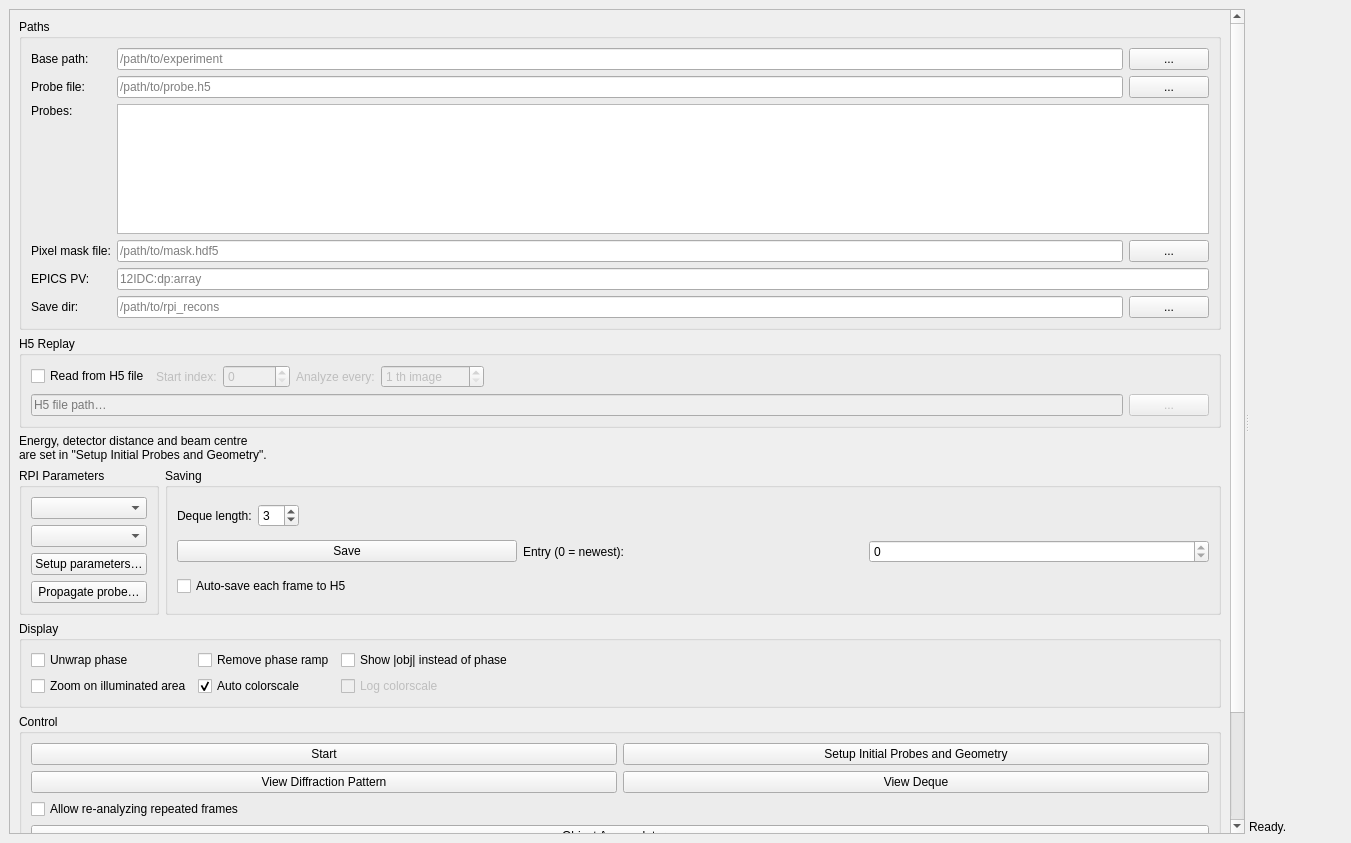
Before: the Qt Designer form rpi_live_gui.ui in jooneal225/live_RPI_viewer, drawn with Qt 5.
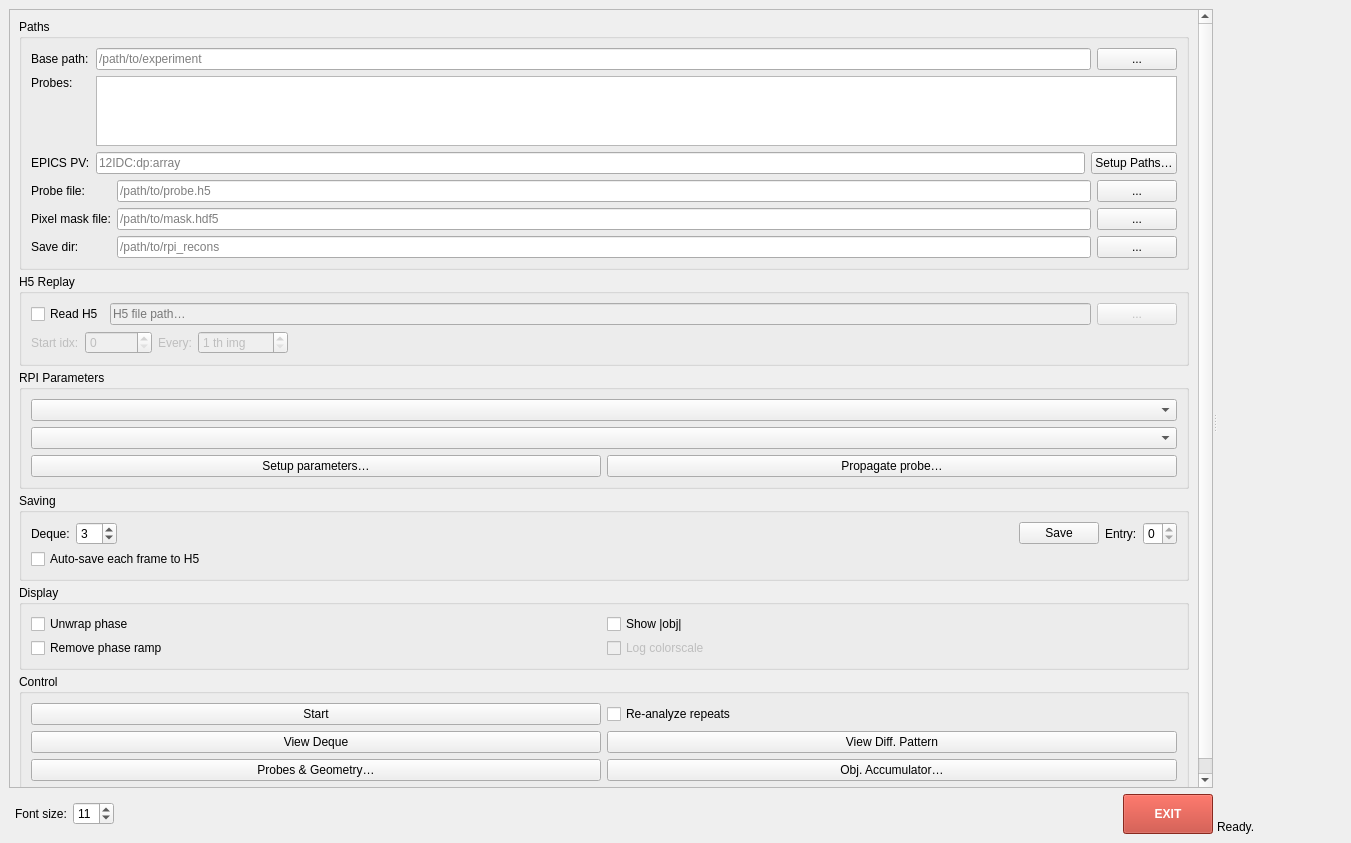
After: the same form once the commit is applied.

Patch:
```diff
--- a/rpi_live_gui.ui
+++ b/rpi_live_gui.ui
@@ -20,6 +20,21 @@
       <property name="orientation">
        <enum>Qt::Horizontal</enum>
       </property>
+      <widget class="QWidget" name="leftPane">
+       <layout class="QVBoxLayout" name="leftPaneLayout">
+        <property name="leftMargin">
+         <number>0</number>
+        </property>
+        <property name="topMargin">
+         <number>0</number>
+        </property>
+        <property name="rightMargin">
+         <number>0</number>
+        </property>
+        <property name="bottomMargin">
+         <number>0</number>
+        </property>
+        <item>
       <widget class="QScrollArea" name="scrollArea">
        <property name="widgetResizable">
         <bool>true</bool>
@@ -34,6 +49,9 @@
          </rect>
         </property>
         <layout class="QVBoxLayout" name="leftVLayout">
+            <property name="spacing">
+             <number>4</number>
+            </property>
          <item>
           <widget class="QGroupBox" name="paths_group">
            <property name="title">
@@ -69,31 +87,6 @@
              </layout>
             </item>
             <item row="1" column="0">
-             <widget class="QLabel" name="label_probe">
-              <property name="text">
-               <string>Probe file:</string>
-              </property>
-             </widget>
-            </item>
-            <item row="1" column="1">
-             <layout class="QHBoxLayout" name="probe_hl">
-              <item>
-               <widget class="QLineEdit" name="probe_file_edit">
-                <property name="placeholderText">
-                 <string>/path/to/probe.h5</string>
-                </property>
-               </widget>
-              </item>
-              <item>
-               <widget class="QPushButton" name="probe_browse_btn">
-                <property name="text">
-                 <string>...</string>
-                </property>
-               </widget>
-              </item>
-             </layout>
-            </item>
-            <item row="2" column="0">
              <widget class="QLabel" name="label_probe_list">
               <property name="text">
                <string>Probes:</string>
@@ -103,27 +96,88 @@
               </property>
              </widget>
             </item>
-            <item row="2" column="1">
+               <item row="1" column="1">
              <widget class="QListWidget" name="probe_list_widget">
               <property name="maximumSize">
                <size>
                 <width>16777215</width>
-                <height>130</height>
+                   <height>76</height>
                </size>
               </property>
               <property name="toolTip">
-               <string>Registered probes. Bold = currently in use. Greyed = not loaded from disk yet (use &quot;Setup Initial Probes and Geometry&quot; → &quot;Load registered probes&quot;). Click a loaded probe to switch to it.</string>
+                  <string>Registered probes. Bold = currently in use. Greyed = not loaded from disk yet (use "Probes &amp; Geometry…" → "Load registered probes"). Click a loaded probe to switch to it.</string>
               </property>
              </widget>
             </item>
-            <item row="3" column="0">
+               <item row="2" column="0">
+                <widget class="QLabel" name="label_pv">
+                 <property name="text">
+                  <string>EPICS PV:</string>
+                 </property>
+                </widget>
+               </item>
+               <item row="2" column="1">
+                <layout class="QHBoxLayout" name="pv_hl"><item><widget class="QLineEdit" name="pv_name_edit">
+                 <property name="placeholderText">
+                  <string>12IDC:dp:array</string>
+                 </property>
+                </widget></item><item><widget class="QPushButton" name="setup_paths_btn">
+                 <property name="text">
+                  <string>Setup Paths…</string>
+                 </property>
+                 <property name="toolTip">
+                  <string>Probe file, pixel mask file and save directory.</string>
+                 </property>
+                </widget></item></layout>
+               </item>
+               <item row="3" column="0" colspan="2">
+                <widget class="QWidget" name="paths_more_widget">
+                 <layout class="QFormLayout" name="paths_more_form">
+                  <property name="leftMargin">
+                   <number>0</number>
+                  </property>
+                  <property name="topMargin">
+                   <number>0</number>
+                  </property>
+                  <property name="rightMargin">
+                   <number>0</number>
+                  </property>
+                  <property name="bottomMargin">
+                   <number>0</number>
+                  </property>
+                  <item row="0" column="0">
+                   <widget class="QLabel" name="label_probe">
+                    <property name="text">
+                     <string>Probe file:</string>
+                    </property>
+                   </widget>
+                  </item>
+                  <item row="0" column="1">
+                   <layout class="QHBoxLayout" name="probe_hl">
+                    <item>
+                     <widget class="QLineEdit" name="probe_file_edit">
+                      <property name="placeholderText">
+                       <string>/path/to/probe.h5</string>
+                      </property>
+                     </widget>
+                    </item>
+                    <item>
+                     <widget class="QPushButton" name="probe_browse_btn">
+                      <property name="text">
+                       <string>...</string>
+                      </property>
+                     </widget>
+                    </item>
+                   </layout>
+                  </item>
+                  <item row="1" column="0">
              <widget class="QLabel" name="label_mask">
               <property name="text">
                <string>Pixel mask file:</string>
               </property>
              </widget>
             </item>
-            <item row="3" column="1">
+                  <item row="1" column="1">
              <layout class="QHBoxLayout" name="mask_hl">
               <item>
                <widget class="QLineEdit" name="pixel_mask_file_edit">
@@ -141,28 +195,14 @@
               </item>
              </layout>
             </item>
-            <item row="4" column="0">
-             <widget class="QLabel" name="label_pv">
-              <property name="text">
-               <string>EPICS PV:</string>
-              </property>
-             </widget>
-            </item>
-            <item row="4" column="1">
-             <widget class="QLineEdit" name="pv_name_edit">
-              <property name="placeholderText">
-               <string>12IDC:dp:array</string>
-              </property>
-             </widget>
-            </item>
-            <item row="5" column="0">
+                  <item row="2" column="0">
              <widget class="QLabel" name="label_savedir">
               <property name="text">
                <string>Save dir:</string>
               </property>
              </widget>
             </item>
-            <item row="5" column="1">
+                  <item row="2" column="1">
              <layout class="QHBoxLayout" name="savedir_hl">
               <item>
                <widget class="QLineEdit" name="save_dir_edit">
@@ -183,6 +223,9 @@
            </layout>
           </widget>
          </item>
+              </layout>
+             </widget>
+            </item>
          <item>
           <widget class="QGroupBox" name="h5_group">
            <property name="title">
@@ -190,21 +233,48 @@
            </property>
            <layout class="QVBoxLayout" name="h5_vl">
             <item>
-             <layout class="QHBoxLayout" name="h5_top_hl">
+                <layout class="QHBoxLayout" name="h5_hl">
               <item>
                <widget class="QCheckBox" name="h5_check">
                 <property name="text">
-                 <string>Read from H5 file</string>
-                </property>
-               </widget>
-              </item>
+                    <string>Read H5</string>
+                   </property>
+                   <property name="toolTip">
+                    <string>Replay diffraction patterns from an H5 file instead of the EPICS PV.</string>
+                   </property>
+                  </widget>
+                 </item>
+                 <item>
+                  <widget class="QLineEdit" name="h5_file_edit">
+                   <property name="enabled">
+                    <bool>false</bool>
+                   </property>
+                   <property name="placeholderText">
+                    <string>H5 file path…</string>
+                   </property>
+                  </widget>
+                 </item>
+                 <item>
+                  <widget class="QPushButton" name="h5_browse_btn">
+                   <property name="enabled">
+                    <bool>false</bool>
+                   </property>
+                   <property name="text">
+                    <string>...</string>
+                   </property>
+                  </widget>
+                 </item>
+                </layout>
+               </item>
+               <item>
+                <layout class="QHBoxLayout" name="h5_top_hl">
               <item>
                <widget class="QLabel" name="label_h5_start">
                 <property name="enabled">
                  <bool>false</bool>
                 </property>
                 <property name="text">
-                 <string>Start index:</string>
+                    <string>Start idx:</string>
                 </property>
                </widget>
               </item>
@@ -230,7 +300,10 @@
                  <bool>false</bool>
                 </property>
                 <property name="text">
-                 <string>Analyze every:</string>
+                    <string>Every:</string>
+                   </property>
+                   <property name="toolTip">
+                    <string>Analyze only every k-th pattern in the file. 1 = every image (default).</string>
                 </property>
                </widget>
               </item>
@@ -242,11 +315,8 @@
                 <property name="toolTip">
                  <string>Analyze only every k-th pattern in the file. 1 = every image (default).</string>
                 </property>
-                <property name="prefix">
-                 <string/>
-                </property>
                 <property name="suffix">
-                 <string> th image</string>
+                    <string> th img</string>
                 </property>
                 <property name="minimum">
                  <number>1</number>
@@ -266,7 +336,7 @@
                 </property>
                 <property name="sizeHint" stdset="0">
                  <size>
-                  <width>40</width>
+                     <width>0</width>
                   <height>0</height>
                  </size>
                 </property>
@@ -274,74 +344,33 @@
               </item>
              </layout>
             </item>
-            <item>
-             <layout class="QHBoxLayout" name="h5_hl">
-              <item>
-               <widget class="QLineEdit" name="h5_file_edit">
-                <property name="enabled">
-                 <bool>false</bool>
-                </property>
-                <property name="placeholderText">
-                 <string>H5 file path…</string>
-                </property>
-               </widget>
-              </item>
-              <item>
-               <widget class="QPushButton" name="h5_browse_btn">
-                <property name="enabled">
-                 <bool>false</bool>
-                </property>
-                <property name="text">
-                 <string>...</string>
-                </property>
-               </widget>
-              </item>
-             </layout>
-            </item>
-           </layout>
-          </widget>
-         </item>
-         <item>
-          <layout class="QHBoxLayout" name="beamdet_hl">
-           <item>
-            <widget class="QLabel" name="geometry_hint_label">
-             <property name="text">
-              <string>Energy, detector distance and beam centre
-are set in &quot;Setup Initial Probes and Geometry&quot;.</string>
-             </property>
-             <property name="wordWrap">
-              <bool>true</bool>
-             </property>
-            </widget>
-           </item>
-          </layout>
-         </item>
-         <item>
-          <layout class="QHBoxLayout" name="rpi_saving_hl">
+              </layout>
+             </widget>
+            </item>
            <item>
             <widget class="QGroupBox" name="rpi_group">
              <property name="title">
               <string>RPI Parameters</string>
              </property>
-             <layout class="QVBoxLayout" name="rpi_group_layout">
-              <item>
+              <layout class="QGridLayout" name="rpi_group_layout">
+               <item row="0" column="0" colspan="2">
                <widget class="QComboBox" name="algo_combo"/>
               </item>
-              <item>
+               <item row="1" column="0" colspan="2">
                <widget class="QComboBox" name="res_mode_combo">
                 <property name="toolTip">
-                 <string>Selects which of the two stored object shapes is used. Edit both in &quot;Setup parameters…&quot;.</string>
+                  <string>Selects which of the two stored object shapes is used. Edit both in "Setup parameters…".</string>
                 </property>
                </widget>
               </item>
-              <item>
+               <item row="2" column="0">
                <widget class="QPushButton" name="setup_params_btn">
                 <property name="text">
                  <string>Setup parameters…</string>
                 </property>
                </widget>
               </item>
-              <item>
+               <item row="2" column="1">
                <widget class="QPushButton" name="propagate_probe_btn">
                 <property name="toolTip">
                  <string>Open the probe propagation window. The distance can be changed while a reconstruction is running; the new probe is picked up before the next frame.</string>
@@ -359,17 +388,18 @@
              <property name="title">
               <string>Saving</string>
              </property>
-             <layout class="QVBoxLayout" name="saving_vl">
-              <item>
-               <layout class="QHBoxLayout" name="deque_hl">
-                <item>
+              <layout class="QGridLayout" name="saving_vl">
+               <property name="verticalSpacing">
+                <number>4</number>
+               </property>
+               <item row="0" column="0">
                  <widget class="QLabel" name="label_deque">
                   <property name="text">
-                   <string>Deque length:</string>
+                  <string>Deque:</string>
                   </property>
                  </widget>
                 </item>
-                <item>
+               <item row="0" column="1">
                  <widget class="QSpinBox" name="deque_length_spin">
                   <property name="minimum">
                    <number>1</number>
@@ -382,47 +412,50 @@
                   </property>
                  </widget>
                 </item>
-                <item>
+               <item row="0" column="2">
                  <spacer name="deque_spacer">
                   <property name="orientation">
                    <enum>Qt::Horizontal</enum>
                   </property>
                   <property name="sizeHint" stdset="0">
                    <size>
-                    <width>40</width>
+                   <width>0</width>
                     <height>0</height>
                    </size>
                   </property>
                  </spacer>
                 </item>
-               </layout>
-              </item>
-              <item>
-               <layout class="QHBoxLayout" name="save_entry_hl">
-                <item>
+               <item row="0" column="3">
                  <widget class="QPushButton" name="save_btn">
                   <property name="text">
                    <string>Save</string>
                   </property>
-                 </widget>
-                </item>
-                <item>
+                 <property name="toolTip">
+                  <string>Save the deque entry chosen on the right.</string>
+                 </property>
+                </widget>
+               </item>
+               <item row="0" column="4">
                  <widget class="QLabel" name="label_saveentry">
                   <property name="text">
-                   <string>Entry (0 = newest):</string>
+                  <string>Entry:</string>
+                 </property>
+                 <property name="toolTip">
+                  <string>Deque entry to save; 0 = newest.</string>
                   </property>
                  </widget>
                 </item>
-                <item>
+               <item row="0" column="5">
                  <widget class="QSpinBox" name="save_entry_spin">
                   <property name="maximum">
                    <number>0</number>
                   </property>
-                 </widget>
-                </item>
-               </layout>
-              </item>
-              <item>
+                 <property name="toolTip">
+                  <string>Deque entry to save; 0 = newest.</string>
+                 </property>
+                </widget>
+               </item>
+               <item row="1" column="0" colspan="6">
                <widget class="QCheckBox" name="autosave_check">
                 <property name="text">
                  <string>Auto-save each frame to H5</string>
@@ -432,14 +465,15 @@
              </layout>
             </widget>
            </item>
-          </layout>
-         </item>
          <item>
           <widget class="QGroupBox" name="display_group">
            <property name="title">
             <string>Display</string>
            </property>
            <layout class="QGridLayout" name="display_grid">
+               <property name="verticalSpacing">
+                <number>4</number>
+               </property>
             <item row="0" column="0">
              <widget class="QCheckBox" name="unwrap_check">
               <property name="toolTip">
@@ -451,6 +485,16 @@
              </widget>
             </item>
             <item row="0" column="1">
+                <widget class="QCheckBox" name="abs_check">
+                 <property name="toolTip">
+                  <string>Display np.abs(obj) instead of np.angle(obj).</string>
+                 </property>
+                 <property name="text">
+                  <string>Show |obj|</string>
+                 </property>
+                </widget>
+               </item>
+               <item row="1" column="0">
              <widget class="QCheckBox" name="ramp_check">
               <property name="toolTip">
                <string>Fit and subtract a linear phase ramp using only the illuminated area; pixels outside are left untouched.</string>
@@ -460,40 +504,7 @@
               </property>
              </widget>
             </item>
-            <item row="0" column="2">
-             <widget class="QCheckBox" name="abs_check">
-              <property name="toolTip">
-               <string>Display np.abs(obj) instead of np.angle(obj).</string>
-              </property>
-              <property name="text">
-               <string>Show |obj| instead of phase</string>
-              </property>
-             </widget>
-            </item>
-            <item row="1" column="0">
-             <widget class="QCheckBox" name="zoom_illum_check">
-              <property name="toolTip">
-               <string>Keep the view zoomed to the illuminated area of the active probe. Unchecking resets to the full object once, then leaves the view alone.</string>
-              </property>
-              <property name="text">
-               <string>Zoom on illuminated area</string>
-              </property>
-             </widget>
-            </item>
             <item row="1" column="1">
-             <widget class="QCheckBox" name="autolevel_check">
-              <property name="toolTip">
-               <string>Rescale the colour map to each new frame. Unchecking freezes the levels at their current values.</string>
-              </property>
-              <property name="text">
-               <string>Auto colorscale</string>
-              </property>
-              <property name="checked">
-               <bool>true</bool>
-              </property>
-             </widget>
-            </item>
-            <item row="1" column="2">
              <widget class="QCheckBox" name="log_check">
               <property name="enabled">
                <bool>false</bool>
@@ -506,19 +517,6 @@
               </property>
              </widget>
             </item>
-            <item row="0" column="3" rowspan="2">
-             <spacer name="display_spacer">
-              <property name="orientation">
-               <enum>Qt::Horizontal</enum>
-              </property>
-              <property name="sizeHint" stdset="0">
-               <size>
-                <width>40</width>
-                <height>0</height>
-               </size>
-              </property>
-             </spacer>
-            </item>
            </layout>
           </widget>
          </item>
@@ -536,20 +534,16 @@
              </widget>
             </item>
             <item row="0" column="1">
-             <widget class="QPushButton" name="change_probe_btn">
+                <widget class="QCheckBox" name="allow_repeat_check">
+                 <property name="toolTip">
+                  <string>When off (default), a diffraction pattern with the same detector frame ID as the last one is not re-analyzed -- the loop just waits for the next frame. When on, every polled frame is analyzed even if it repeats.</string>
+                 </property>
               <property name="text">
-               <string>Setup Initial Probes and Geometry</string>
+                  <string>Re-analyze repeats</string>
               </property>
              </widget>
             </item>
             <item row="1" column="0">
-             <widget class="QPushButton" name="view_pv_btn">
-              <property name="text">
-               <string>View Diffraction Pattern</string>
-              </property>
-             </widget>
-            </item>
-            <item row="1" column="1">
              <widget class="QPushButton" name="view_deque_btn">
               <property name="toolTip">
                <string>Show every frame in the deque as a grid in the main view, oldest (0) top-left to newest bottom-right.</string>
@@ -562,31 +556,58 @@
               </property>
              </widget>
             </item>
-            <item row="2" column="0" colspan="2">
-             <widget class="QCheckBox" name="allow_repeat_check">
+               <item row="1" column="1">
+                <widget class="QPushButton" name="view_pv_btn">
+                 <property name="text">
+                  <string>View Diff. Pattern</string>
+                 </property>
+                </widget>
+               </item>
+               <item row="2" column="0">
+                <widget class="QPushButton" name="change_probe_btn">
+                 <property name="text">
+                  <string>Probes &amp;&amp; Geometry…</string>
+                 </property>
               <property name="toolTip">
-               <string>When off (default), a diffraction pattern with the same detector frame ID as the last one is not re-analyzed -- the loop just waits for the next frame. When on, every polled frame is analyzed even if it repeats.</string>
-              </property>
-              <property name="text">
-               <string>Allow re-analyzing repeated frames</string>
+                  <string>Probe library, beamline energy, detector distance and beam centre.</string>
               </property>
              </widget>
             </item>
-            <item row="3" column="0" colspan="2">
+               <item row="2" column="1">
              <widget class="QPushButton" name="accumulate_btn">
               <property name="toolTip">
                <string>Open the Object Accumulator: read stage positions alongside each frame and stitch the reconstructions into one large object.</string>
               </property>
               <property name="text">
-               <string>Object Accumulator…</string>
+                  <string>Obj. Accumulator…</string>
               </property>
              </widget>
             </item>
            </layout>
+             </widget>
+            </item>
+            <item>
+             <spacer name="leftSpacer">
+              <property name="orientation">
+               <enum>Qt::Vertical</enum>
+              </property>
+              <property name="sizeHint" stdset="0">
+               <size>
+                <width>0</width>
+                <height>0</height>
+               </size>
+              </property>
+             </spacer>
+            </item>
+           </layout>
+          </widget>
           </widget>
          </item>
          <item>
           <layout class="QHBoxLayout" name="bottom_hl">
+          <property name="leftMargin">
+           <number>6</number>
+          </property>
            <item>
             <widget class="QLabel" name="label_font_size">
              <property name="text">
@@ -627,8 +648,8 @@
             <widget class="QPushButton" name="exit_btn">
              <property name="minimumSize">
               <size>
-               <width>160</width>
-               <height>46</height>
+              <width>90</width>
+              <height>40</height>
               </size>
              </property>
              <property name="toolTip">
@@ -644,21 +665,7 @@
            </item>
           </layout>
          </item>
-         <item>
-          <spacer name="leftSpacer">
-           <property name="orientation">
-            <enum>Qt::Vertical</enum>
-           </property>
-           <property name="sizeHint" stdset="0">
-            <size>
-             <width>0</width>
-             <height>40</height>
-            </size>
-           </property>
-          </spacer>
-         </item>
-        </layout>
-       </widget>
+       </layout>
       </widget>
       <widget class="QWidget" name="rightPane">
        <layout class="QVBoxLayout" name="rightVLayout">
```
Lines whose indentation alone changed are shown as unchanged.
